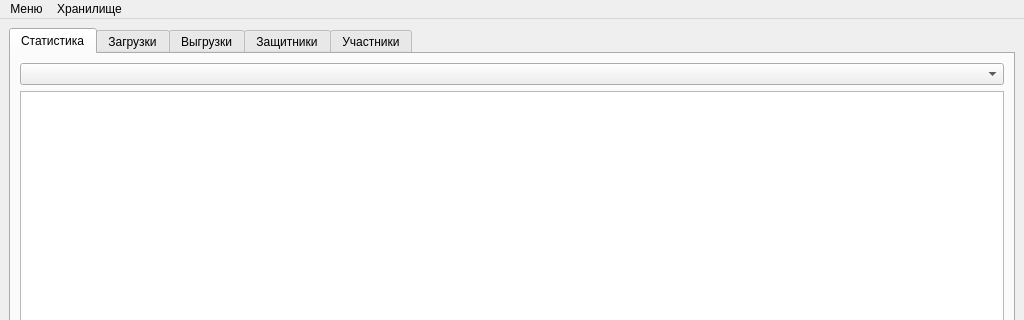
ikmg/Defenders, file frontend/ui_files/main_window.ui: the form before one commit; both pictures show x 0 to 1024 and y 0 to 320 of the 1024 by 768 pixel window.
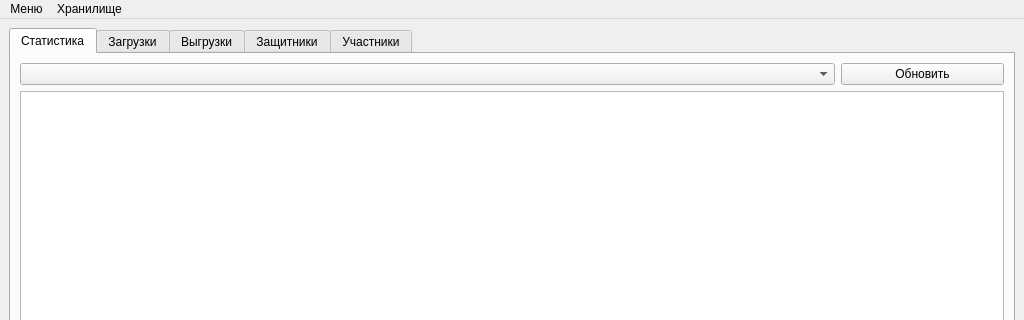
The form after the commit. The open tabs and pages were chosen to show the change.

Diff of the .ui file:
```diff
--- a/frontend/ui_files/main_window.ui
+++ b/frontend/ui_files/main_window.ui
@@ -54,7 +54,18 @@
           <item row="0" column="0">
            <layout class="QVBoxLayout" name="verticalLayout_4">
             <item>
-             <widget class="QComboBox" name="comboBox_select_statistic"/>
+             <layout class="QHBoxLayout" name="horizontalLayout_2" stretch="5,1">
+              <item>
+               <widget class="QComboBox" name="comboBox_select_statistic"/>
+              </item>
+              <item>
+               <widget class="QPushButton" name="pushButton_refresh_statistic">
+                <property name="text">
+                 <string>Обновить</string>
+                </property>
+               </widget>
+              </item>
+             </layout>
             </item>
             <item>
              <widget class="QTableView" name="tableView_statistic_data">
```
Left out of the diff: 23 changed lines with no effect on the pictures.
